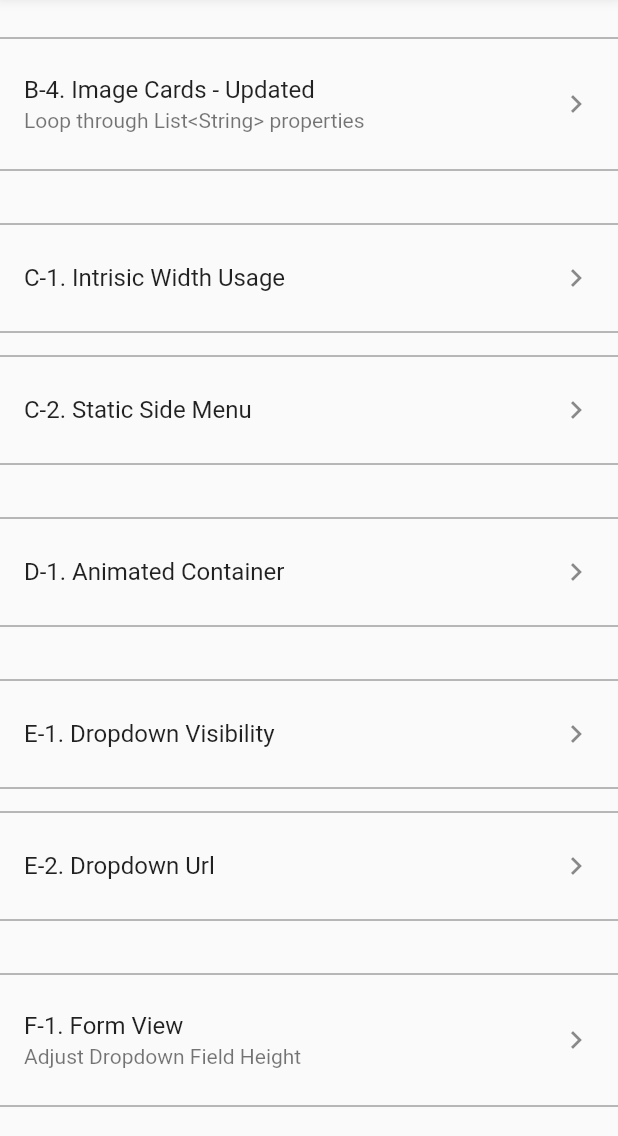
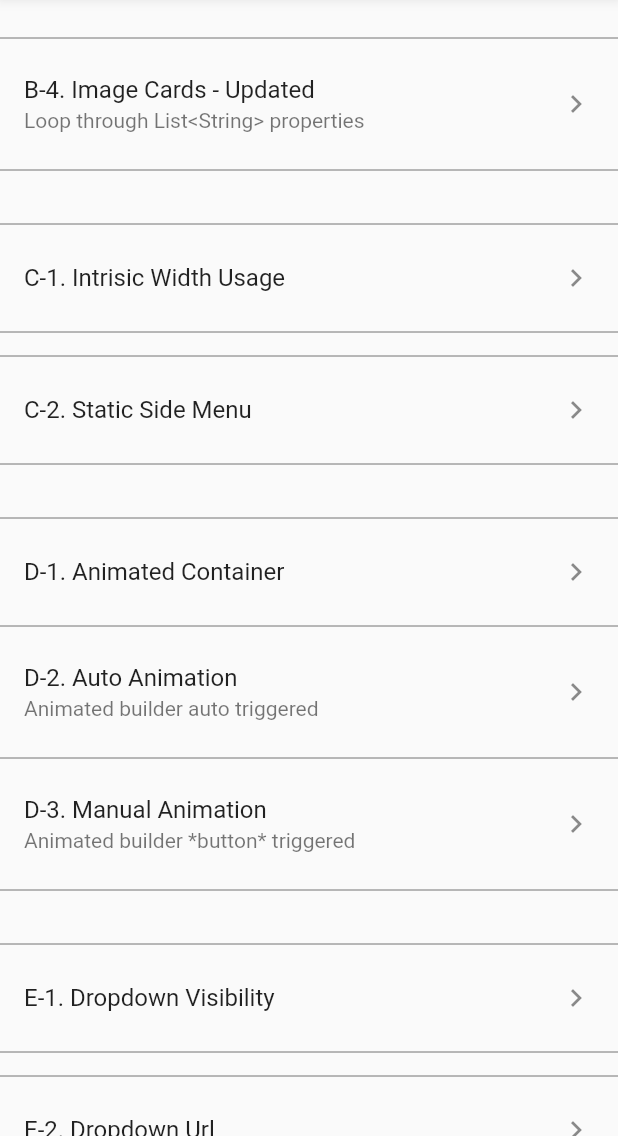
Before and after one commit to ejabu/flutter_tricky_layout, a Flutter app: the screen it shows after launch, scrolled down 576 dp, on a phone screen of 412 x 824 dp, the part 100-1236 px from its top. Run offline on Flutter 3.47's test engine with Material 2 defaults, Android fonts, the phone set to English and light mode, and no system bars.

Commit message:
Build Animation

```diff
--- a/lib/main.dart
+++ b/lib/main.dart
@@ -14,6 +14,8 @@ import 'c_screen/intrinsic_width_screen.dart';
 import 'c_screen/static_side_menu.dart';
 
 import 'd_screen/animated_container_app.dart';
+import 'd_screen/builder_auto.dart';
+import 'd_screen/builder_manual.dart';
 
 import 'e_screen/dropdown_url.dart';
 import 'e_screen/dropdown_visibility.dart';
@@ -124,12 +126,24 @@ class BaseScreen extends StatelessWidget {
                     child: StaticSideMenu(),
                   ),
                   Dividers(),
+
                   SizedBox(height: 20),
-
                   Dividers(),
                   ScreenButton(
                     title: "D-1. Animated Container",
                     child: AnimatedContainerApp(),
+                  ),
+                  Dividers(),
+                  ScreenButton(
+                    title: "D-2. Auto Animation",
+                    subtitle: "Animated builder auto triggered",
+                    child: BuilderAuto(),
+                  ),
+                  Dividers(),
+                  ScreenButton(
+                    title: "D-3. Manual Animation",
+                    subtitle: "Animated builder *button* triggered",
+                    child: BuilderManual(),
                   ),
                   Dividers(),
 
```
Also changed, not shown: lib/d_screen/builder_auto.dart (added, +54 -0 lines), lib/d_screen/builder_manual.dart (added, +58 -0 lines), 3 other files.
